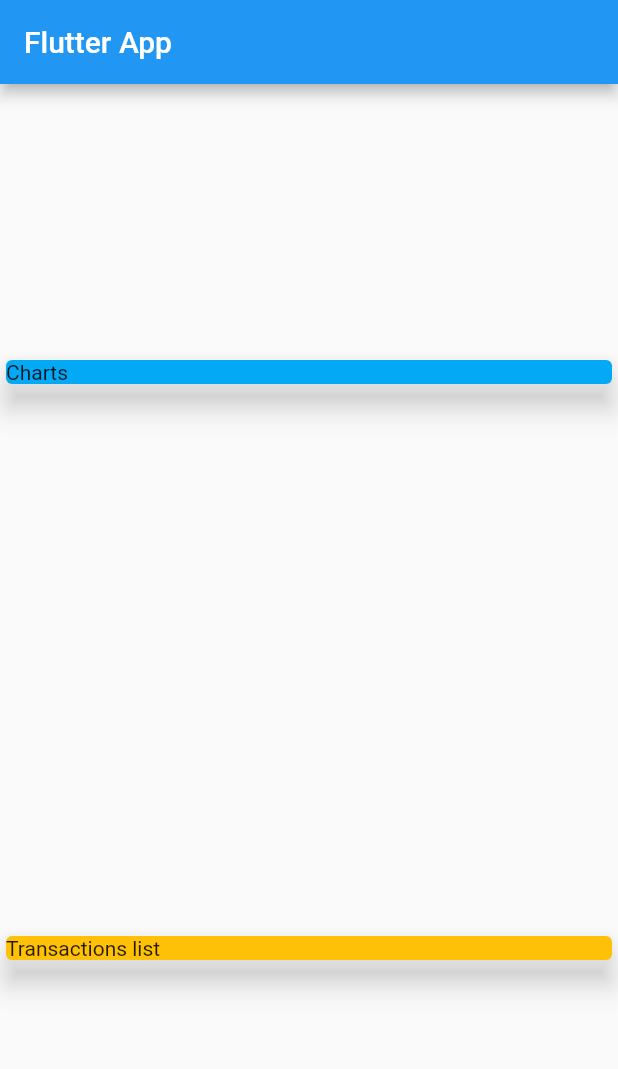
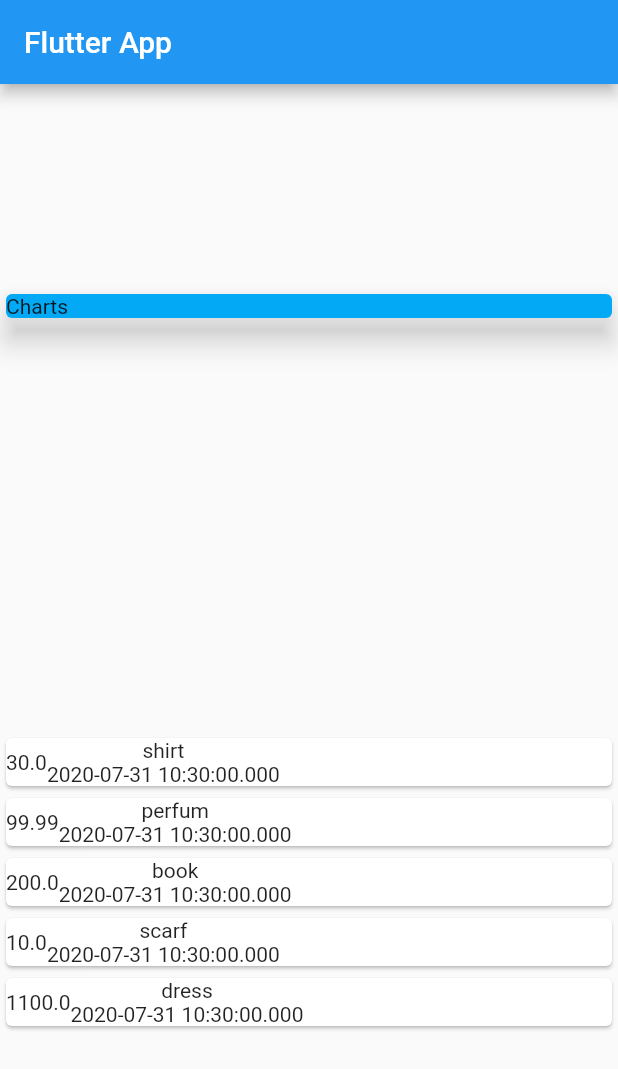
Before and after one commit to majdew/Personal-Expenses, a Flutter app: the screen it shows after launch, on a phone screen of 412 x 824 dp. Shown: the top 1069 px of the screen. Run offline on Flutter 3.47's test engine with Material 2 defaults, Android fonts, the phone set to English and light mode, and no system bars.

Commit message:
build custom widget for transactions with design

```diff
--- a/lib/main.dart
+++ b/lib/main.dart
@@ -39,16 +39,34 @@ class MyHomePage extends StatelessWidget {
                 child: Text("Charts"),
               ),
             ),
+            Column(
+              children: transactions.map((transaction) {
+                return Card(
+                  child: Row(
+                    children: [
                       Container(
-            width: double.infinity,
-            child: Card(
-              elevation: 8,
-              color: Colors.amber,
-              child: Text("Transactions list"),
+                        child: Text(
+                          transaction.amount.toString(),
                         ),
                       ),
+                      Column(
+                        children: [
+                          Text(
+                            transaction.title,
+                          ),
+                          Text(
+                            transaction.date.toString(),
+                          )
                         ],
-      )),
+                      ),
+                    ],
+                  ),
+                );
+              }).toList(),
+            ),
+          ],
+        ),
+      ),
     );
   }
 }
```
Lines whose indentation alone changed are shown as unchanged.
